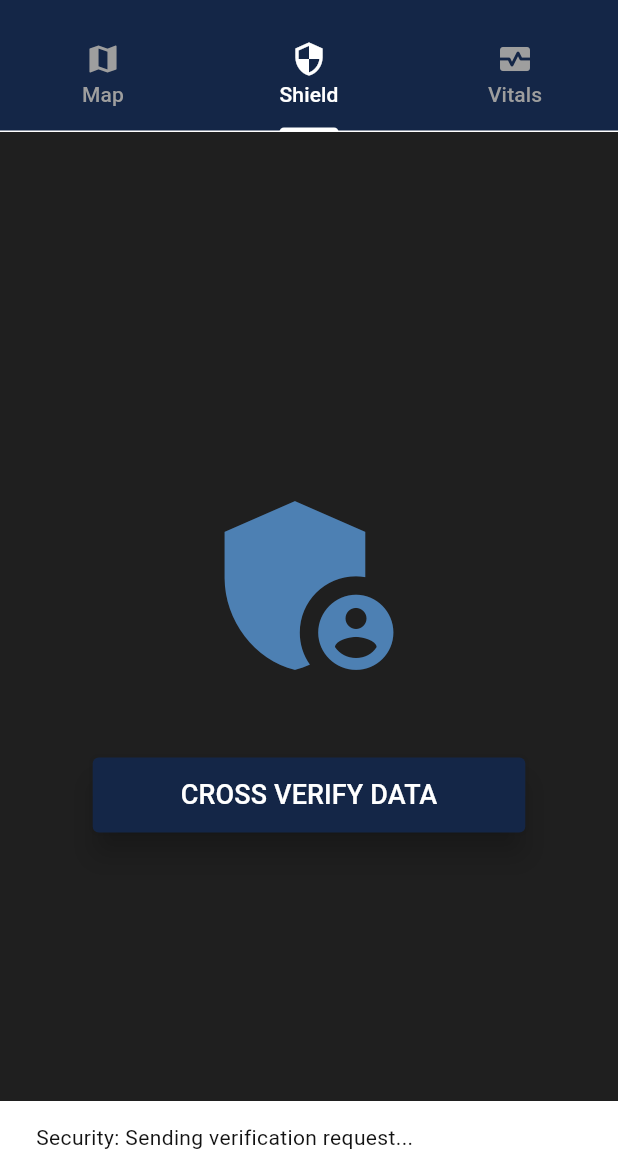
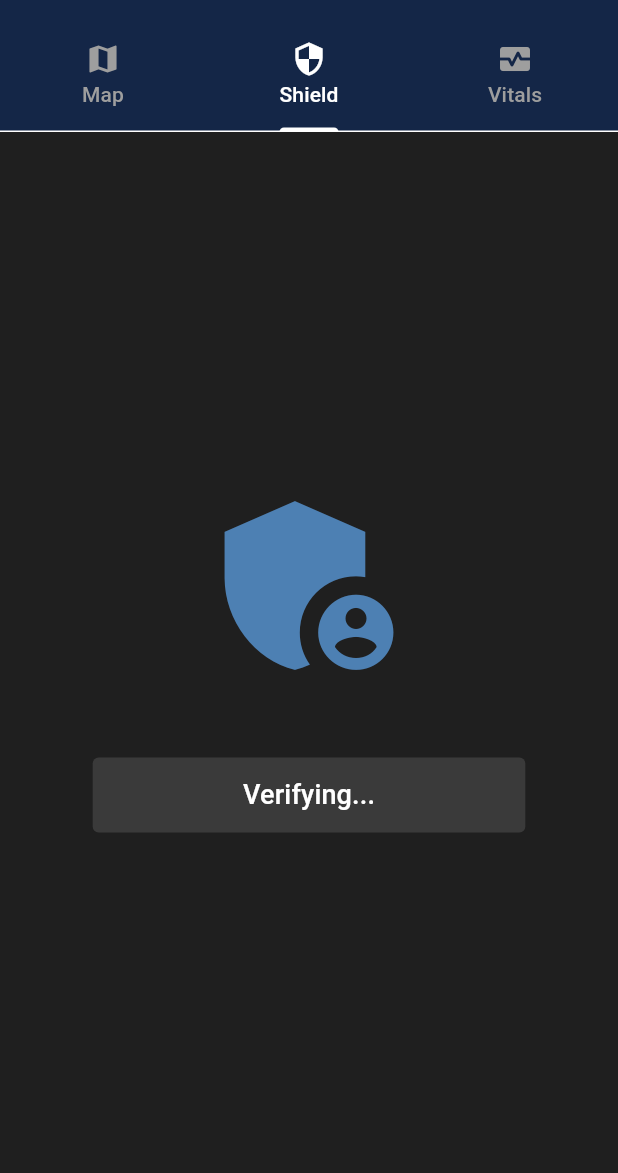
Before and after one commit to OptimisticOreo/QuantumCareApplication, a Flutter app: the screen it shows after launch, tab 2 chosen, after a tap on "CROSS VERIFY DATA", on a phone screen of 412 x 824 dp, the part 63-1236 px from its top. Run offline on Flutter 3.47's test engine with Material 3 defaults, Android fonts, the phone set to English and light mode, and no system bars; our stand-ins replace firebase_core, firebase_database, flutter_map, latlong2; accounts and stored records are empty.

Commit message:
feat: Implemented Cross Verify Data feature

```diff
--- a/lib/main.dart
+++ b/lib/main.dart
@@ -1,3 +1,4 @@
+import 'dart:math';
 import 'package:flutter/material.dart';
 import 'dart:async';
 import 'package:flutter_map/flutter_map.dart';
@@ -59,6 +60,8 @@ class _MainScreenState extends State<MainScreen> with SingleTickerProviderStateM
   String _fallStatus = "Waiting...";
   Color _fallColor = Colors.grey;
   String _tempState = "Waiting...";
+  bool _isVerifying = false;
+  String _verifyingText = "CROSS VERIFY DATA";
 
   late TabController _tabController;
   late DatabaseReference _databaseReference;
@@ -66,6 +69,7 @@ class _MainScreenState extends State<MainScreen> with SingleTickerProviderStateM
   StreamSubscription? _gyroSubscription;
   StreamSubscription? _tempStateSubscription;
   StreamSubscription? _tempObjectSubscription;
+  Timer? _verifyingTimer;
 
   @override
   void initState() {
@@ -131,15 +135,53 @@ class _MainScreenState extends State<MainScreen> with SingleTickerProviderStateM
     _gyroSubscription?.cancel();
     _tempStateSubscription?.cancel();
     _tempObjectSubscription?.cancel();
+    _verifyingTimer?.cancel();
     _tabController.dispose();
     super.dispose();
   }
 
   void _verifyAction() {
-    print("Security: Sending verification request...");
-    ScaffoldMessenger.of(context).showSnackBar(
-      const SnackBar(content: Text("Security: Sending verification request...")),
-    );
+    if (_isVerifying) return;
+
+    setState(() {
+      _isVerifying = true;
+      _verifyingText = "Verifying.";
+    });
+
+    _verifyingTimer = Timer.periodic(const Duration(milliseconds: 500), (timer) {
+      setState(() {
+        if (_verifyingText == "Verifying...") {
+          _verifyingText = "Verifying.";
+        } else {
+          _verifyingText += ".";
+        }
+      });
+    });
+
+    final random = Random();
+    final verificationTime = 5 + random.nextInt(6); // 5 to 10 seconds
+
+    Timer(Duration(seconds: verificationTime), () {
+      _verifyingTimer?.cancel();
+      setState(() {
+        _isVerifying = false;
+        _verifyingText = "CROSS VERIFY DATA";
+      });
+
+      showDialog(
+        context: context,
+        builder: (context) => AlertDialog(
+          title: const Text("Verification Complete"),
+          content: const Text("Verified."),
+          actions: [
+            TextButton(
+              onPressed: () => Navigator.of(context).pop(),
+              child: const Text("OK"),
+            ),
+          ],
+        ),
+      );
+    });
   }
 
   void _recalibrateAction() {
@@ -221,7 +263,7 @@ class _MainScreenState extends State<MainScreen> with SingleTickerProviderStateM
               width: MediaQuery.of(context).size.width * 0.7,
               height: 50,
               child: ElevatedButton(
-                onPressed: _verifyAction,
+                onPressed: _isVerifying ? null : _verifyAction,
                 style: ElevatedButton.styleFrom(
                   backgroundColor: const Color(0xFF142647), // Navy Blue
                   elevation: 8,
@@ -229,8 +271,8 @@ class _MainScreenState extends State<MainScreen> with SingleTickerProviderStateM
                     borderRadius: BorderRadius.circular(4),
                   ),
                 ),
-                child: const Text(
-                  "CROSS VERIFY DATA",
+                child: Text(
+                  _verifyingText,
                   style: TextStyle(fontSize: 18, color: Colors.white),
                 ),
               ),
```
